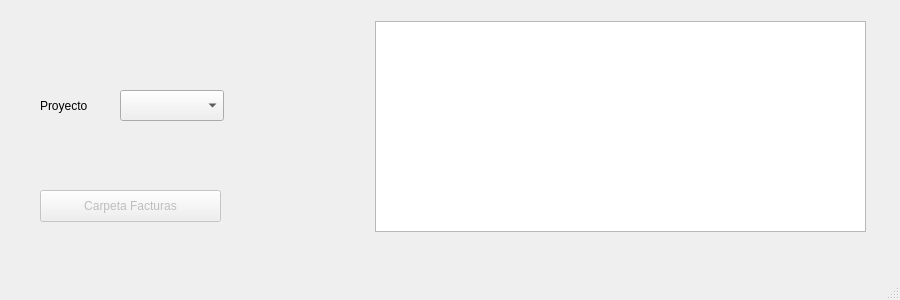
The window that gui.ui (sostenibilidad-unam/viaticos) describes before a commit, drawn with Qt 5.
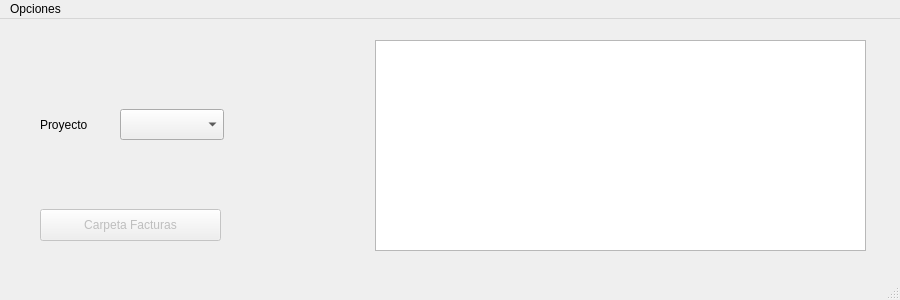
The same window after the commit.

Patch:
```diff
--- a/gui.ui
+++ b/gui.ui
@@ -83,9 +83,17 @@
      <x>0</x>
      <y>0</y>
      <width>900</width>
-     <height>22</height>
+     <height>21</height>
     </rect>
    </property>
+   <widget class="QMenu" name="menuOpciones">
+    <property name="title">
+     <string>Opciones</string>
+    </property>
+    <addaction name="actionAgregar_o_quitar_personas"/>
+    <addaction name="actionAgregar_o_quitar_proyectos"/>
+   </widget>
+   <addaction name="menuOpciones"/>
   </widget>
   <widget class="QStatusBar" name="statusbar"/>
  </widget>
```
Left out of the diff: 10 changed lines with no effect on the pictures.
